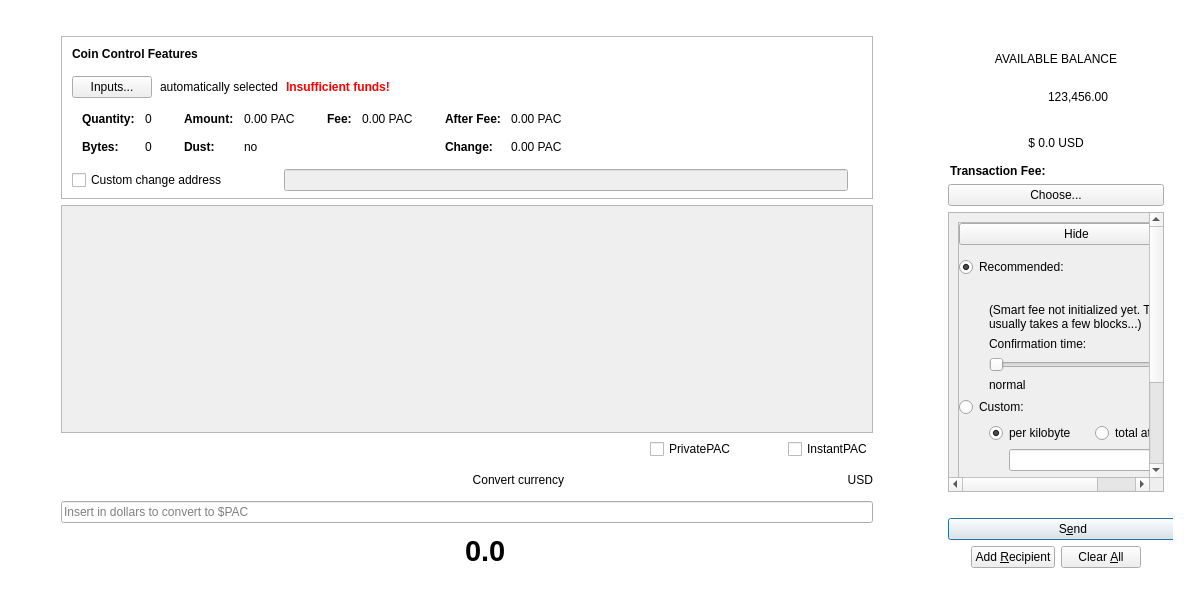
The window that src/qt/forms/sendcoinsdialog.ui (PACCommunity/PAC) describes before a commit, drawn with Qt 5.
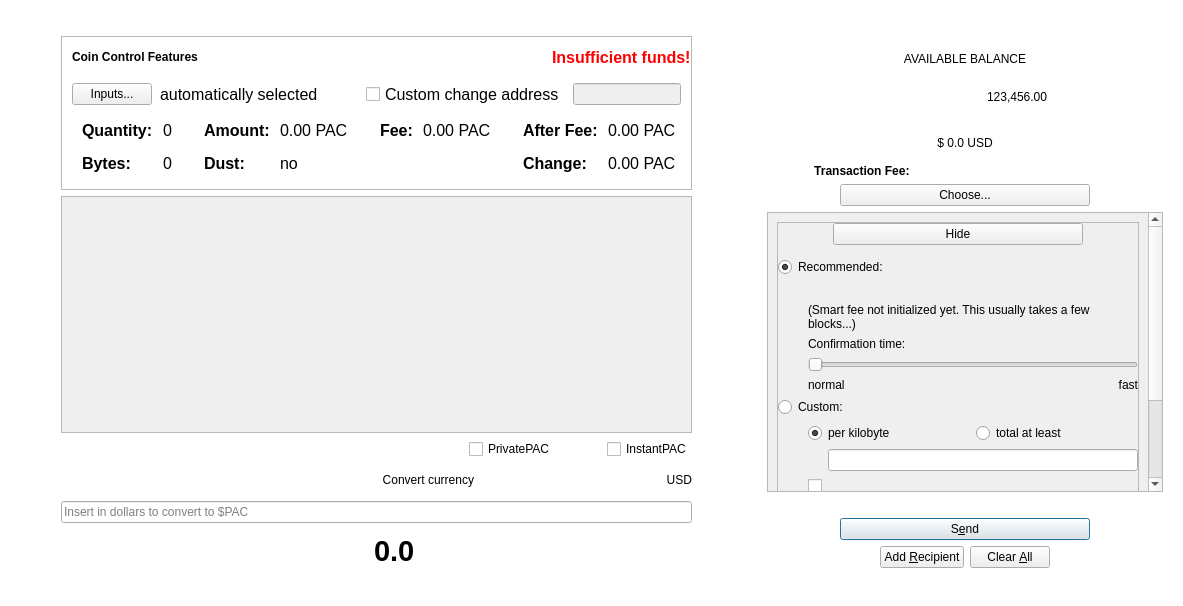
The same window after the commit. Custom widgets are drawn as their Qt base class.

Commit message:
BugFixed UI send and receive coins
When coins control dialog open.  right colum was getting small.

Sendcoins page: coins control re located.

Table of history requested coins was too small in height.

QRCode address otput implementation (pending to finish)

```diff
--- a/src/qt/forms/sendcoinsdialog.ui
+++ b/src/qt/forms/sendcoinsdialog.ui
@@ -63,15 +63,21 @@
         <item>
          <widget class="QFrame" name="frameCoinControl">
           <property name="sizePolicy">
-           <sizepolicy hsizetype="Fixed" vsizetype="Fixed">
+           <sizepolicy hsizetype="MinimumExpanding" vsizetype="Fixed">
             <horstretch>0</horstretch>
             <verstretch>0</verstretch>
            </sizepolicy>
           </property>
+          <property name="minimumSize">
+           <size>
+            <width>0</width>
+            <height>0</height>
+           </size>
+          </property>
           <property name="maximumSize">
            <size>
             <width>16777215</width>
-            <height>200</height>
+            <height>180</height>
            </size>
           </property>
           <property name="frameShape">
@@ -97,7 +103,7 @@
             <number>6</number>
            </property>
            <item>
-            <layout class="QVBoxLayout" name="verticalLayoutCoinControl" stretch="0,0,0,0,0">
+            <layout class="QVBoxLayout" name="verticalLayoutCoinControl" stretch="0,0,0">
              <property name="spacing">
               <number>0</number>
              </property>
@@ -127,7 +133,7 @@
                   </font>
                  </property>
                  <property name="styleSheet">
-                  <string notr="true">font-weight:bold;</string>
+                  <string notr="true"/>
                  </property>
                  <property name="text">
                   <string>Coin Control Features</string>
@@ -137,10 +143,65 @@
                  </property>
                 </widget>
                </item>
+               <item>
+                <spacer name="horizontalSpacer_15">
+                 <property name="orientation">
+                  <enum>Qt::Horizontal</enum>
+                 </property>
+                 <property name="sizeHint" stdset="0">
+                  <size>
+                   <width>40</width>
+                   <height>20</height>
+                  </size>
+                 </property>
+                </spacer>
+               </item>
+               <item>
+                <widget class="QLabel" name="labelCoinControlChangeLabel">
+                 <property name="sizePolicy">
+                  <sizepolicy hsizetype="Preferred" vsizetype="Expanding">
+                   <horstretch>0</horstretch>
+                   <verstretch>0</verstretch>
+                  </sizepolicy>
+                 </property>
+                 <property name="minimumSize">
+                  <size>
+                   <width>0</width>
+                   <height>0</height>
+                  </size>
+                 </property>
+                 <property name="text">
+                  <string/>
+                 </property>
+                 <property name="margin">
+                  <number>3</number>
+                 </property>
+                </widget>
+               </item>
+               <item>
+                <widget class="QLabel" name="labelCoinControlInsuffFunds">
+                 <property name="font">
+                  <font>
+                   <pointsize>12</pointsize>
+                   <weight>75</weight>
+                   <bold>true</bold>
+                  </font>
+                 </property>
+                 <property name="styleSheet">
+                  <string notr="true">color:red;font-weight:bold;</string>
+                 </property>
+                 <property name="text">
+                  <string>Insufficient funds!</string>
+                 </property>
+                 <property name="margin">
+                  <number>5</number>
+                 </property>
+                </widget>
+               </item>
               </layout>
              </item>
              <item>
-              <layout class="QHBoxLayout" name="horizontalLayoutCoinControl2" stretch="0,0,0,0">
+              <layout class="QHBoxLayout" name="horizontalLayoutCoinControl2" stretch="0,0,0,0,0,0">
                <property name="spacing">
                 <number>8</number>
                </property>
@@ -158,10 +219,18 @@
                  <property name="autoDefault">
                   <bool>false</bool>
                  </property>
+                 <property name="class" stdset="0">
+                  <string>SmallButton</string>
+                 </property>
                 </widget>
                </item>
                <item>
                 <widget class="QLabel" name="labelCoinControlAutomaticallySelected">
+                 <property name="font">
+                  <font>
+                   <pointsize>12</pointsize>
+                  </font>
+                 </property>
                  <property name="text">
                   <string>automatically selected</string>
                  </property>
@@ -170,25 +239,6 @@
                  </property>
                 </widget>
                </item>
-               <item>
-                <widget class="QLabel" name="labelCoinControlInsuffFunds">
-                 <property name="font">
-                  <font>
-                   <weight>75</weight>
-                   <bold>true</bold>
-                  </font>
-                 </property>
-                 <property name="styleSheet">
-                  <string notr="true">color:red;font-weight:bold;</string>
-                 </property>
-                 <property name="text">
-                  <string>Insufficient funds!</string>
-                 </property>
-                 <property name="margin">
-                  <number>5</number>
-                 </property>
-                </widget>
-               </item>
                <item>
                 <spacer name="horizontalSpacerCoinControl">
                  <property name="orientation">
@@ -202,6 +252,80 @@
                  </property>
                 </spacer>
                </item>
+               <item>
+                <widget class="QCheckBox" name="checkBoxCoinControlChange">
+                 <property name="sizePolicy">
+                  <sizepolicy hsizetype="Fixed" vsizetype="Fixed">
+                   <horstretch>0</horstretch>
+                   <verstretch>0</verstretch>
+                  </sizepolicy>
+                 </property>
+                 <property name="minimumSize">
+                  <size>
+                   <width>176</width>
+                   <height>0</height>
+                  </size>
+                 </property>
+                 <property name="font">
+                  <font>
+                   <pointsize>12</pointsize>
+                  </font>
+                 </property>
+                 <property name="toolTip">
+                  <string>If this is activated, but the change address is empty or invalid, change will be sent to a newly generated address.</string>
+                 </property>
+                 <property name="text">
+                  <string>Custom change address</string>
+                 </property>
+                </widget>
+               </item>
+               <item>
+                <widget class="QValidatedLineEdit" name="lineEditCoinControlChange">
+                 <property name="enabled">
+                  <bool>false</bool>
+                 </property>
+                 <property name="sizePolicy">
+                  <sizepolicy hsizetype="Expanding" vsizetype="Fixed">
+                   <horstretch>0</horstretch>
+                   <verstretch>0</verstretch>
+                  </sizepolicy>
+                 </property>
+                 <property name="minimumSize">
+                  <size>
+                   <width>0</width>
+                   <height>0</height>
+                  </size>
+                 </property>
+                 <property name="maximumSize">
+                  <size>
+                   <width>400</width>
+                   <height>16777215</height>
+                  </size>
+                 </property>
+                 <property name="styleSheet">
+                  <string notr="true"/>
+                 </property>
+                 <property name="class" stdset="0">
+                  <string>LineEditSmall</string>
+                 </property>
+                </widget>
+               </item>
+               <item>
+                <spacer name="horizontalSpacer_16">
+                 <property name="orientation">
+                  <enum>Qt::Horizontal</enum>
+                 </property>
+                 <property name="sizeType">
+                  <enum>QSizePolicy::Fixed</enum>
+                 </property>
+                 <property name="sizeHint" stdset="0">
+                  <size>
+                   <width>10</width>
+                   <height>20</height>
+                  </size>
+                 </property>
+                </spacer>
+               </item>
               </layout>
              </item>
              <item>
@@ -266,6 +390,7 @@
                      <widget class="QLabel" name="labelCoinControlQuantityText">
                       <property name="font">
                        <font>
+                        <pointsize>12</pointsize>
                         <weight>75</weight>
                         <bold>true</bold>
                        </font>
@@ -280,6 +405,11 @@
                     </item>
                     <item row="0" column="1">
                      <widget class="QLabel" name="labelCoinControlQuantity">
+                      <property name="font">
+                       <font>
+                        <pointsize>12</pointsize>
+                       </font>
+                      </property>
                       <property name="cursor">
                        <cursorShape>IBeamCursor</cursorShape>
                       </property>
@@ -297,10 +427,32 @@
                       </property>
                      </widget>
                     </item>
+                    <item row="1" column="1">
+                     <widget class="QLabel" name="labelCoinControlBytes">
+                      <property name="font">
+                       <font>
+                        <pointsize>12</pointsize>
+                       </font>
+                      </property>
+                      <property name="cursor">
+                       <cursorShape>IBeamCursor</cursorShape>
+                      </property>
+                      <property name="contextMenuPolicy">
+                       <enum>Qt::ActionsContextMenu</enum>
+                      </property>
+                      <property name="text">
+                       <string notr="true">0</string>
+                      </property>
+                      <property name="textInteractionFlags">
+                       <set>Qt::LinksAccessibleByMouse|Qt::TextSelectableByKeyboard|Qt::TextSelectableByMouse</set>
+                      </property>
+                     </widget>
+                    </item>
                     <item row="1" column="0">
                      <widget class="QLabel" name="labelCoinControlBytesText">
                       <property name="font">
                        <font>
+                        <pointsize>12</pointsize>
                         <weight>75</weight>
                         <bold>true</bold>
                        </font>
@@ -310,22 +462,6 @@
                       </property>
                      </widget>
                     </item>
-                    <item row="1" column="1">
-                     <widget class="QLabel" name="labelCoinControlBytes">
-                      <property name="cursor">
-                       <cursorShape>IBeamCursor</cursorShape>
-                      </property>
-                      <property name="contextMenuPolicy">
-                       <enum>Qt::ActionsContextMenu</enum>
-                      </property>
-                      <property name="text">
-                       <string notr="true">0</string>
-                      </property>
-                      <property name="textInteractionFlags">
-                       <set>Qt::LinksAccessibleByMouse|Qt::TextSelectableByKeyboard|Qt::TextSelectableByMouse</set>
-                      </property>
-                     </widget>
-                    </item>
                    </layout>
                   </item>
                   <item>
@@ -349,6 +485,7 @@
                      <widget class="QLabel" name="labelCoinControlAmountText">
                       <property name="font">
                        <font>
+                        <pointsize>12</pointsize>
                         <weight>75</weight>
                         <bold>true</bold>
                        </font>
@@ -363,6 +500,11 @@
                     </item>
                     <item row="0" column="1">
                      <widget class="QLabel" name="labelCoinControlAmount">
+                      <property name="font">
+                       <font>
+                        <pointsize>12</pointsize>
+                       </font>
+                      </property>
                       <property name="cursor">
                        <cursorShape>IBeamCursor</cursorShape>
                       </property>
@@ -381,6 +523,7 @@
                      <widget class="QLabel" name="labelCoinControlLowOutputText">
                       <property name="font">
                        <font>
+                        <pointsize>12</pointsize>
                         <weight>75</weight>
                         <bold>true</bold>
                        </font>
@@ -392,6 +535,11 @@
                     </item>
                     <item row="1" column="1">
                      <widget class="QLabel" name="labelCoinControlLowOutput">
+                      <property name="font">
+                       <font>
+                        <pointsize>12</pointsize>
+                       </font>
+                      </property>
                       <property name="cursor">
                        <cursorShape>IBeamCursor</cursorShape>
                       </property>
@@ -429,6 +577,7 @@
                      <widget class="QLabel" name="labelCoinControlFeeText">
                       <property name="font">
                        <font>
+                        <pointsize>12</pointsize>
                         <weight>75</weight>
                         <bold>true</bold>
                        </font>
@@ -443,6 +592,11 @@
                     </item>
                     <item row="0" column="1">
                      <widget class="QLabel" name="labelCoinControlFee">
+                      <property name="font">
+                       <font>
+                        <pointsize>12</pointsize>
+                       </font>
+                      </property>
                       <property name="cursor">
                        <cursorShape>IBeamCursor</cursorShape>
                       </property>
@@ -480,6 +634,7 @@
                      <widget class="QLabel" name="labelCoinControlAfterFeeText">
                       <property name="font">
                        <font>
+                        <pointsize>12</pointsize>
                         <weight>75</weight>
                         <bold>true</bold>
                        </font>
@@ -494,6 +649,11 @@
                     </item>
                     <item row="0" column="1">
                      <widget class="QLabel" name="labelCoinControlAfterFee">
+                      <property name="font">
+                       <font>
+                        <pointsize>12</pointsize>
+                       </font>
+                      </property>
                       <property name="cursor">
                        <cursorShape>IBeamCursor</cursorShape>
                       </property>
@@ -512,6 +672,7 @@
                      <widget class="QLabel" name="labelCoinControlChangeText">
                       <property name="font">
                        <font>
+                        <pointsize>12</pointsize>
                         <weight>75</weight>
                         <bold>true</bold>
                        </font>
@@ -523,6 +684,11 @@
                     </item>
                     <item row="1" column="1">
                      <widget class="QLabel" name="labelCoinControlChange">
+                      <property name="font">
+                       <font>
+                        <pointsize>12</pointsize>
+                       </font>
+                      </property>
                       <property name="cursor">
                        <cursorShape>IBeamCursor</cursorShape>
                       </property>
@@ -544,95 +710,6 @@
                </layout>
               </widget>
              </item>
-             <item>
-              <layout class="QHBoxLayout" name="horizontalLayoutCoinControl4" stretch="0,0,0">
-               <property name="spacing">
-                <number>12</number>
-               </property>
-               <property name="sizeConstraint">
-                <enum>QLayout::SetDefaultConstraint</enum>
-               </property>
-               <property name="topMargin">
-                <number>5</number>
-               </property>
-               <property name="rightMargin">
-                <number>5</number>
-               </property>
-               <item>
-                <widget class="QCheckBox" name="checkBoxCoinControlChange">
-                 <property name="sizePolicy">
-                  <sizepolicy hsizetype="Fixed" vsizetype="Fixed">
-                   <horstretch>0</horstretch>
-                   <verstretch>0</verstretch>
-                  </sizepolicy>
-                 </property>
-                 <property name="minimumSize">
-                  <size>
-                   <width>200</width>
-                   <height>0</height>
-                  </size>
-                 </property>
-                 <property name="toolTip">
-                  <string>If this is activated, but the change address is empty or invalid, change will be sent to a newly generated address.</string>
-                 </property>
-                 <property name="text">
-                  <string>Custom change address</string>
-                 </property>
-                </widget>
-               </item>
-               <item>
-                <widget class="QValidatedLineEdit" name="lineEditCoinControlChange">
-                 <property name="enabled">
-                  <bool>false</bool>
-                 </property>
-                 <property name="sizePolicy">
-                  <sizepolicy hsizetype="Expanding" vsizetype="Fixed">
-                   <horstretch>0</horstretch>
-                   <verstretch>0</verstretch>
-                  </sizepolicy>
-                 </property>
-                 <property name="styleSheet">
-                  <string notr="true"/>
-                 </property>
-                </widget>
-               </item>
-               <item>
-                <widget class="QLabel" name="labelCoinControlChangeLabel">
-                 <property name="sizePolicy">
-                  <sizepolicy hsizetype="Preferred" vsizetype="Expanding">
-                   <horstretch>0</horstretch>
-                   <verstretch>0</verstretch>
-                  </sizepolicy>
-                 </property>
-                 <property name="minimumSize">
-                  <size>
-                   <width>0</width>
-                   <height>0</height>
-                  </size>
-                 </property>
-                 <property name="text">
-                  <string/>
-                 </property>
-                 <property name="margin">
-                  <number>3</number>
-                 </property>
-                </widget>
-               </item>
-              </layout>
-             </item>
-             <item>
-              <spacer name="verticalSpacerCoinControl">
-               <property name="orientation">
-                <enum>Qt::Vertical</enum>
-               </property>
-               <property name="sizeHint" stdset="0">
-                <size>
-                 <width>800</width>
-                 <height>1</height>
-                </size>
-               </property>
-              </spacer>
-             </item>
             </layout>
            </item>
           </layout>
@@ -648,8 +725,8 @@
             <rect>
              <x>0</x>
              <y>0</y>
-             <width>811</width>
-             <height>185</height>
+             <width>621</width>
+             <height>207</height>
             </rect>
            </property>
            <property name="styleSheet">
@@ -677,6 +754,9 @@
             </item>
             <item>
              <widget class="QStackedWidget" name="stackedWidget">
+              <property name="currentIndex">
+               <number>0</number>
+              </property>
               <widget class="QWidget" name="page"/>
               <widget class="QWidget" name="page_2"/>
              </widget>
@@ -1362,7 +1442,7 @@
               <rect>
                <x>0</x>
                <y>0</y>
-               <width>293</width>
+               <width>388</width>
                <height>484</height>
               </rect>
              </property>
```
The commit also changes 2 other files.
